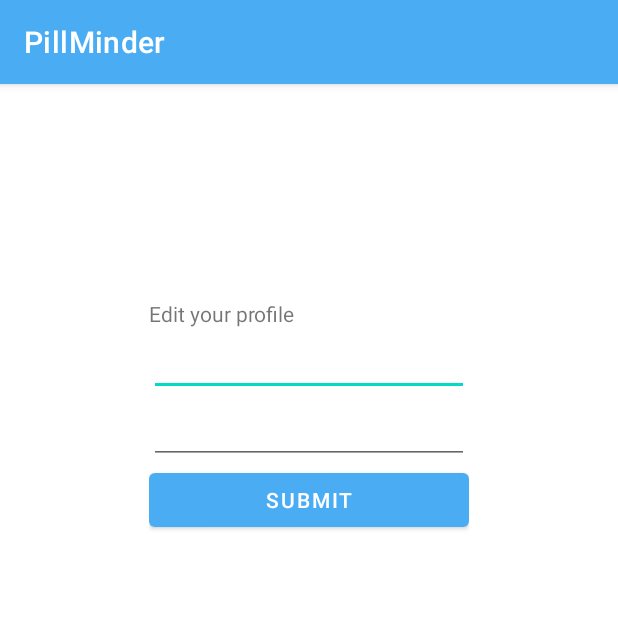
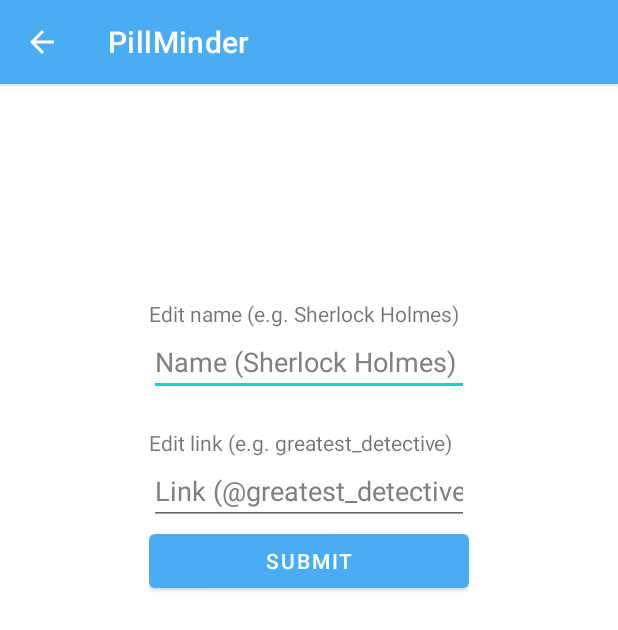
Before and after one commit to OSLL/adfmp1h22-pills-notifier, an Android app: the Settings screen opened directly, with no data from a screen before it, on a phone screen of 412 x 824 dp. Shown: the top 630 px of the screen. Run offline under Robolectric (Android 15) with nearby library versions, the phone set to English and light mode, and no system bars; network calls fail.

Commit message:
Fix comments

```diff
--- a/app/src/main/AndroidManifest.xml
+++ b/app/src/main/AndroidManifest.xml
@@ -40,6 +40,7 @@
         <activity
             android:name=".Settings"
             android:exported="false"
+            android:parentActivityName=".MainActivity"
             android:screenOrientation="portrait" />
         <activity
             android:name=".ui.login.LoginActivity"
--- a/app/src/main/java/com/example/pillnotifier/Settings.kt
+++ b/app/src/main/java/com/example/pillnotifier/Settings.kt
@@ -29,8 +29,8 @@ class Settings : AppCompatActivity() {
     var name: String? = null
     private var link: String? = null
 
-    private var nameInput: EditText? = null
-    private var linkInput: EditText? = null
+    private lateinit var nameInput: EditText
+    private lateinit var linkInput: EditText
 
     private var submitButton: Button? = null
 
@@ -77,10 +77,10 @@ class Settings : AppCompatActivity() {
     override fun onCreate(savedInstanceState: Bundle?) {
         super.onCreate(savedInstanceState)
         setContentView(R.layout.activity_settings)
-        nameInput = findViewById<View>(R.id.name) as EditText
-        nameInput?.hint = DataHolder.getData("username")
-        linkInput = findViewById<View>(R.id.link_edit) as EditText
-        linkInput?.hint = DataHolder.getData("link")
+        nameInput = findViewById(R.id.name)
+        nameInput.setText(DataHolder.getData("username"))
+        linkInput = findViewById(R.id.link_edit)
+        linkInput.setText(DataHolder.getData("link"))
         submitButton = findViewById<View>(R.id.submitButton) as Button
         submitButton!!.setOnClickListener {
             lifecycleScope.launch {
--- a/app/src/main/res/layout/activity_main.xml
+++ b/app/src/main/res/layout/activity_main.xml
@@ -28,10 +28,11 @@
             android:background="?attr/colorPrimary"
             android:contentDescription="@string/hello_blank_fragment"
             app:tabGravity="fill"
+            app:tabIconTint="@color/white"
             app:tabIndicatorColor="@color/white"
-            app:tabIconTint="@color/white"
             app:tabMode="fixed"
-            app:tabTextColor="?attr/colorOnPrimary" />
+            app:tabTextColor="?attr/colorOnPrimary"
+            app:tabTextAppearance="@style/MyCustomTabText"/>
 
     </RelativeLayout>
 
--- a/app/src/main/res/layout/activity_settings.xml
+++ b/app/src/main/res/layout/activity_settings.xml
@@ -13,13 +13,11 @@
         android:id="@+id/linearLayout2">
 
         <TextView
-            android:id="@+id/edit_profile_text"
+            android:id="@+id/editNameTV"
             android:layout_width="match_parent"
             android:layout_height="wrap_content"
-            android:layout_below="@+id/linearLayout2"
-            android:layout_centerHorizontal="true"
             android:layout_marginTop="21dp"
-            android:text="Edit your profile" />
+            android:text="Edit name (e.g. Sherlock Holmes)"/>
 
         <EditText
             android:id="@+id/name"
@@ -29,6 +27,14 @@
             android:hint="Name (Sherlock Holmes)"
             android:inputType="textPersonName"
             android:singleLine="true"/>
+
+        <TextView
+            android:id="@+id/editLinkTV"
+            android:layout_width="match_parent"
+            android:layout_height="wrap_content"
+            android:layout_marginTop="21dp"
+            android:text="Edit link (e.g. greatest_detective)"/>
+
 
         <EditText
             android:id="@+id/link_edit"
```
Also changed, not shown: app/src/main/java/com/example/pillnotifier/MainActivity.kt (+8 -0 lines), app/src/main/java/com/example/pillnotifier/MedicineProfile.kt (+73 -3 lines), app/src/main/java/com/example/pillnotifier/fragments/DatePickerFragment.kt (+6 -1 lines), app/src/main/res/values/styles.xml (added, +7 -0 lines), 1 other file.
